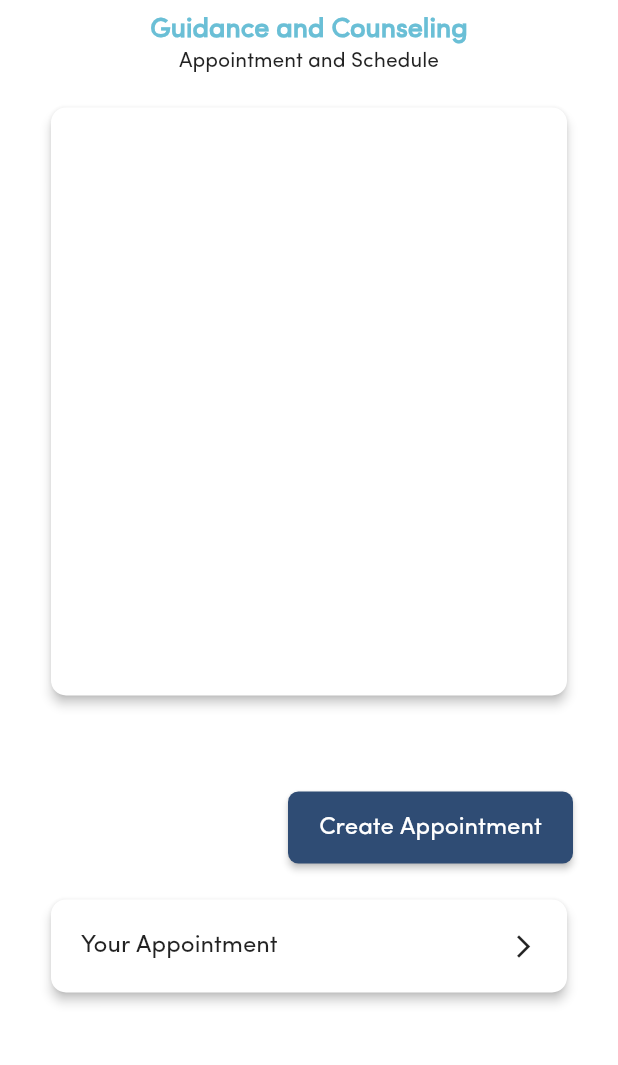
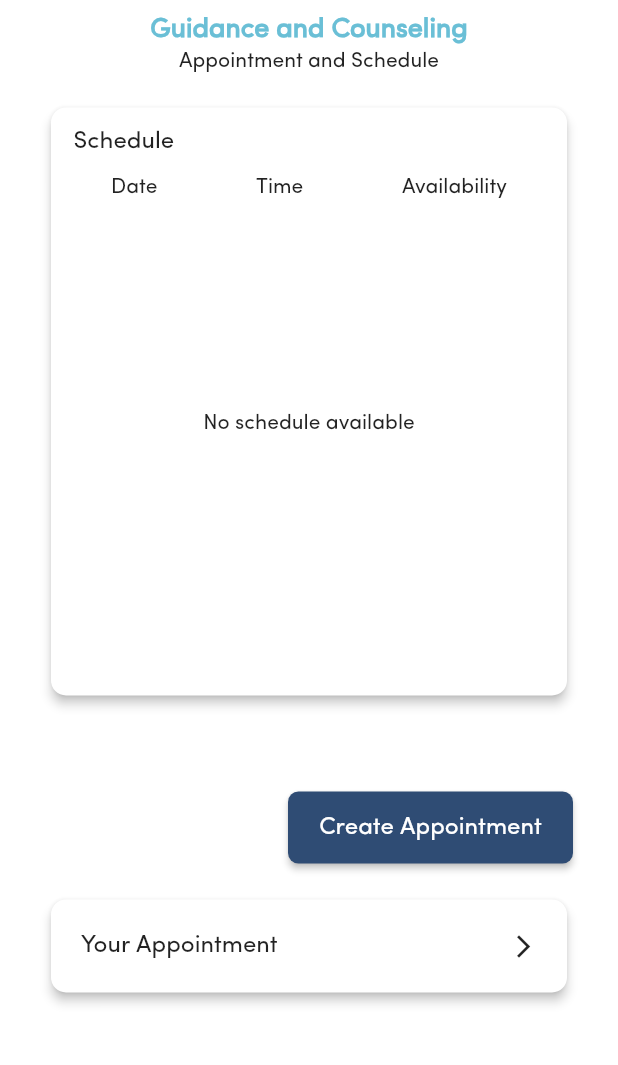
Before and after one commit to secrescence/student-mental-health, a Flutter app: the Appointment screen opened directly, after a tap on "Create Appointment", on a phone screen of 412 x 824 dp, the part 83-1148 px from its top. Run offline on Flutter 3.47's test engine with Material 2 defaults, Android fonts, the phone set to English and light mode, and no system bars; our stand-ins replace animated_text_kit, awesome_snackbar_content, cloud_firestore, expandable, firebase_auth, firebase_core and 7 more; missing offline and left inert: fl_country_code_picker; accounts and stored records are empty.

Commit message:
admin ui

```diff
--- a/lib/main.dart
+++ b/lib/main.dart
@@ -1,6 +1,7 @@
 import 'package:firebase_core/firebase_core.dart';
 import 'package:flutter/foundation.dart';
 import 'package:flutter/material.dart';
+import 'package:student_mental_health/admin_splash.dart';
 import 'package:student_mental_health/splash.dart';
 
 void main() async {
@@ -22,7 +23,7 @@ void main() async {
     await Firebase.initializeApp();
   }
 
-  runApp(const MyApp());
+  runApp(kIsWeb ? const AdminApp() : const MyApp());
 }
 
 class MyApp extends StatefulWidget {
@@ -42,3 +43,21 @@ class _MyAppState extends State<MyApp> {
     );
   }
 }
+
+class AdminApp extends StatefulWidget {
+  const AdminApp({super.key});
+
+  @override
+  State<AdminApp> createState() => _AdminAppState();
+}
+
+class _AdminAppState extends State<AdminApp> {
+  @override
+  Widget build(BuildContext context) {
+    return MaterialApp(
+      theme: ThemeData(scaffoldBackgroundColor: Colors.white),
+      debugShowCheckedModeBanner: false,
+      home: const AdminSplash(),
+    );
+  }
+}
--- a/lib/screens/appointment_screen/appointment.dart
+++ b/lib/screens/appointment_screen/appointment.dart
@@ -1,4 +1,5 @@
 import 'package:flutter/material.dart';
+import 'package:flutter_svg/flutter_svg.dart';
 import 'package:student_mental_health/service/database_service.dart';
 import 'package:student_mental_health/widgets/utils/colors.dart';
 import 'package:student_mental_health/widgets/widgets/widgets.dart';
@@ -12,17 +13,35 @@ class Appointment extends StatefulWidget {
 
 class _AppointmentState extends State<Appointment> {
   Map<String, dynamic> schedule = {
-    "date": "12-23-20",
-    "time": "14:00",
-    "availability": true,
+    "date": "8-23-20",
+    "time": "1:00",
+    "availability": false,
   };
-
   int incrementForDateOfAppointment = 1;
+  List<Map<String, dynamic>> listOfSchedule = [];
+  bool scheduleIsNotEmpty = true;
 
   @override
   void initState() {
-    // TODO: implement initState
+    getListOfSchedule();
     super.initState();
+  }
+
+  getListOfSchedule() async {
+    await DatabaseService().getSchedulesOfDateNow().then((value) {
+      print(value);
+      if (value == null) {
+        setState(() {
+          listOfSchedule = value;
+        });
+        print('schedule is not empty');
+      } else {
+        setState(() {
+          scheduleIsNotEmpty = false;
+        });
+        print('schedule is empty');
+      }
+    });
   }
 
   @override
@@ -71,11 +90,101 @@ class _AppointmentState extends State<Appointment> {
             height: 400,
             margin: const EdgeInsets.symmetric(horizontal: 30, vertical: 20),
             child: Card(
-              elevation: 3,
-              shape: RoundedRectangleBorder(
-                borderRadius: BorderRadius.circular(10),
-              ),
-            ),
+                elevation: 3,
+                shape: RoundedRectangleBorder(
+                  borderRadius: BorderRadius.circular(10),
+                ),
+                child: Column(
+                  crossAxisAlignment: CrossAxisAlignment.start,
+                  children: [
+                    Container(
+                      padding: const EdgeInsets.symmetric(
+                          horizontal: 15, vertical: 15),
+                      alignment: Alignment.topLeft,
+                      child: const Text('Schedule',
+                          style: TextStyle(
+                            fontSize: 16,
+                            fontFamily: 'Sofia Pro',
+                            fontWeight: FontWeight.w500,
+                          )),
+                    ),
+                    Padding(
+                      padding: const EdgeInsets.symmetric(horizontal: 40),
+                      child: Row(
+                        mainAxisAlignment: MainAxisAlignment.start,
+                        children: const [
+                          Text('Date',
+                              style: TextStyle(
+                                fontSize: 14,
+                                fontFamily: 'Sofia Pro',
+                                fontWeight: FontWeight.w400,
+                              )),
+                          Spacer(),
+                          Text('Time',
+                              style: TextStyle(
+                                fontSize: 14,
+                                fontFamily: 'Sofia Pro',
+                                fontWeight: FontWeight.w400,
+                              )),
+                          Spacer(),
+                          Text('Availability',
+                              style: TextStyle(
+                                fontSize: 14,
+                                fontFamily: 'Sofia Pro',
+                                fontWeight: FontWeight.w400,
+                              )),
+                        ],
+                      ),
+                    ),
+                    Visibility(
+                      visible: scheduleIsNotEmpty,
+                      replacement: Container(
+                        height: 300,
+                        padding: const EdgeInsets.symmetric(
+                            horizontal: 30, vertical: 10),
+                        child: const Center(
+                          child: Text(
+                            'No schedule available',
+                            style: TextStyle(
+                              fontSize: 14,
+                              fontFamily: 'Sofia Pro',
+                              fontWeight: FontWeight.w400,
+                            ),
+                          ),
+                        ),
+                      ),
+                      child: SizedBox(
+                        height: 300,
+                        child: ListView.builder(
+                            itemCount: listOfSchedule.length,
+                            itemBuilder: (context, index) {
+                              return Column(
+                                children: [
+                                  Padding(
+                                    padding: const EdgeInsets.symmetric(
+                                        horizontal: 30, vertical: 10),
+                                    child: Row(
+                                      children: [
+                                        Text(listOfSchedule[index]["date"]),
+                                        const SizedBox(width: 55),
+                                        Text(listOfSchedule[index]["time"]),
+                                        listOfSchedule[index]['availability']
+                                            ? const SizedBox(width: 65)
+                                            : const SizedBox(width: 85),
+                                        Text(listOfSchedule[index]
+                                                ["availability"]
+                                            ? "Available"
+                                            : "Full"),
+                                      ],
+                                    ),
+                                  ),
+                                ],
+                              );
+                            }),
+                      ),
+                    ),
+                  ],
+                )),
           ),
           const SizedBox(height: 40),
           Padding(
@@ -86,7 +195,7 @@ class _AppointmentState extends State<Appointment> {
                 ElevatedButton(
                   onPressed: () async {
                     await DatabaseService()
-                        .getSchedulesOfDateNow()
+                        .getUidScheduleOfDateNow()
                         .then((value) async {
                       if (!value.toString().contains(
                           "${DateTime.now().month}-${DateTime.now().day}-${DateTime.now().year}")) {
@@ -101,8 +210,12 @@ class _AppointmentState extends State<Appointment> {
                         });
                         await DatabaseService().addSchedule(
                             schedule, incrementForDateOfAppointment);
+                        print('w');
                       }
                     });
+                    // await DatabaseService()
+                    //     .getAllSchedules()
+                    //     .then((value) => print(value));
                   },
                   style: ButtonStyle(
                     fixedSize:
--- a/lib/service/database_service.dart
+++ b/lib/service/database_service.dart
@@ -217,6 +217,21 @@ class DatabaseService {
   }
 
   //get appointment schedule
+  Future getUidScheduleOfDateNow() async {
+    List<String> documentIds = [];
+    await FirebaseFirestore.instance
+        .collection("counseling")
+        .get()
+        .then((QuerySnapshot snapshot) {
+      documentIds = snapshot.docs.map((doc) => doc.id).toList();
+    });
+    List<String> filteredIds = documentIds
+        .where((element) => element.startsWith(
+            "${DateTime.now().month}-${DateTime.now().day}-${DateTime.now().year}"))
+        .toList();
+    return filteredIds;
+  }
+
   Future getSchedulesOfDateNow() async {
     List<String> documentIds = [];
     await FirebaseFirestore.instance
@@ -229,7 +244,18 @@ class DatabaseService {
         .where((element) => element.startsWith(
             "${DateTime.now().month}-${DateTime.now().day}-${DateTime.now().year}"))
         .toList();
-    return filteredIds;
+
+    List<Map<String, dynamic>> schedules = [];
+    for (var i = 0; i < filteredIds.length; i++) {
+      await FirebaseFirestore.instance
+          .collection("counseling")
+          .doc(filteredIds[i])
+          .get()
+          .then((DocumentSnapshot snapshot) {
+        schedules.add(snapshot.data() as Map<String, dynamic>);
+      });
+    }
+    return schedules;
   }
 
   Future getAllSchedules() async {
--- a/lib/widgets/utils/colors.dart
+++ b/lib/widgets/utils/colors.dart
@@ -5,3 +5,5 @@ const phoneFieldBGColor = Color(0xFFD7E8F2);
 const phoneFieldButtonColor = Color(0xFF2F4C74);
 const phoneNumberInOtpColor = Color(0xFF6ABFD6);
 const errorColor = Color(0xFFC72C41);
+const adminListTileSelectedColor = Color(0xFFB3CAEA);
+const adminContentBGColor = Color(0xFFE6E6E6);
--- a/pubspec.yaml
+++ b/pubspec.yaml
@@ -68,6 +68,7 @@ flutter:
     - assets/
     - assets/logo-white-splash.png
     - assets/lottie/
+    - assets/admin_logo.png
   #   - images/a_dot_ham.jpeg
   # An image asset can refer to one or more resolution-specific "variants", see
   # https://flutter.dev/assets-and-images/#resolution-aware
```
Also changed, not shown: lib/admin/auth/admin_signin.dart (added, +26 -0 lines), lib/admin/screens/admin_navigation.dart (added, +103 -0 lines), lib/admin/screens/dashboard.dart (added, +21 -0 lines), lib/admin/screens/notes.dart (added, +21 -0 lines), lib/admin/screens/schedule.dart (added, +92 -0 lines), lib/admin_splash.dart (added, +48 -0 lines), assets/admin_logo.png (added).
